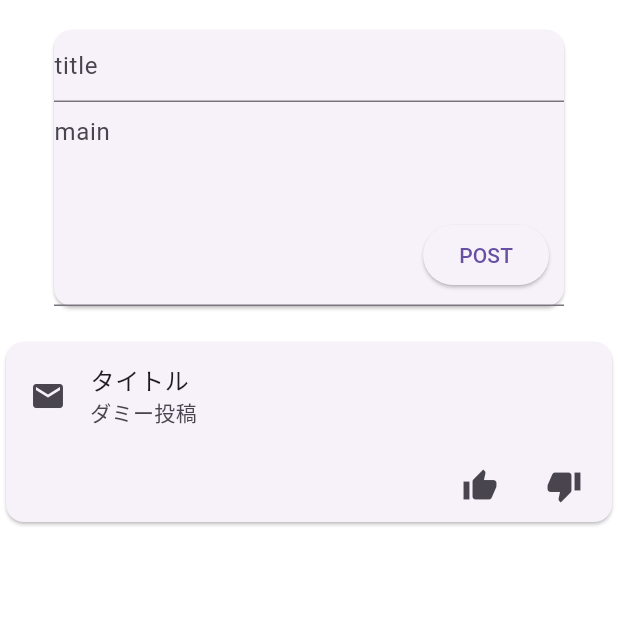
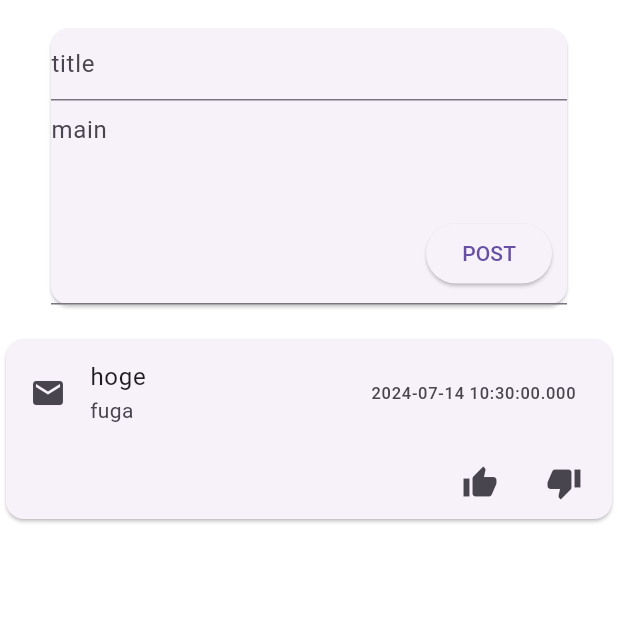
Before and after one commit to ririron/map_app, a Flutter app: the screen it shows after launch, after a tap on "POST", on a phone screen of 412 x 824 dp, the top half of it. Run offline on Flutter 3.47's test engine with Material 3 defaults, Android fonts, the phone set to English and light mode, and no system bars; our stand-ins replace flutter_riverpod, freezed_annotation, riverpod, riverpod_annotation; generated files the repository leaves out were written again.

Commit message:
なんちゃって投稿機能

```diff
--- a/lib/article.dart
+++ b/lib/article_widget.dart
@@ -1,7 +1,10 @@
 import 'package:flutter/material.dart';
+import 'package:map_app/models/article_model.dart';
 
-class Article extends StatelessWidget {
-  const Article({super.key});
+class ArticleWidget extends StatelessWidget {
+  const ArticleWidget({super.key, required this.article});
+
+  final Article article;
 
   @override
   Widget build(BuildContext context) {
@@ -10,10 +13,11 @@ class Article extends StatelessWidget {
         child: Column(
           mainAxisSize: MainAxisSize.min,
           children: <Widget>[
-            const ListTile(
+            ListTile(
               leading: Icon(Icons.mail),
-              title: Text('タイトル'),
-              subtitle: Text('ダミー投稿'),
+              title: Text(article.title),
+              subtitle: Text(article.text),
+              trailing: Text(article.date.toString()),
             ),
             Row(
               mainAxisAlignment: MainAxisAlignment.end,
--- a/lib/main.dart
+++ b/lib/main.dart
@@ -1,22 +1,26 @@
 import 'package:flutter/material.dart';
-import 'package:map_app/article.dart';
+import 'package:flutter_riverpod/flutter_riverpod.dart';
+import 'package:map_app/article_widget.dart';
 import 'package:map_app/post_form.dart';
+import 'package:map_app/timeline.dart';
 
 void main() {
-  runApp(const MainApp());
+  runApp(const ProviderScope(child: MainApp()));
 }
 
-class MainApp extends StatelessWidget {
+class MainApp extends ConsumerWidget {
   const MainApp({super.key});
 
   @override
-  Widget build(BuildContext context) {
-    return const MaterialApp(
+  Widget build(BuildContext context, WidgetRef ref) {
+    return MaterialApp(
       home: Column(
         mainAxisAlignment: MainAxisAlignment.start,
         children: [
-          PostForm(),
-          Article(),
+          const PostForm(),
+          // ref.watch(article)をforで回す
+          for (final article in ref.watch(timelineNotifierProvider))
+            ArticleWidget(article: article),
         ],
       ),
     );
--- /dev/null
+++ b/lib/models/article_model.dart
@@ -0,0 +1,18 @@
+import 'package:freezed_annotation/freezed_annotation.dart';
+
+part "article_model.freezed.dart";
+part 'article_model.g.dart';
+
+@freezed
+class Article with _$Article {
+  const factory Article({
+    required DateTime date,
+    required String title,
+    required String text,
+    required int goodNum,
+    required int badNum,
+  }) = _Article;
+
+  factory Article.fromJson(Map<String, Object?> json) =>
+      _$ArticleFromJson(json);
+}
--- a/lib/post_form.dart
+++ b/lib/post_form.dart
@@ -1,13 +1,17 @@
 import 'package:flutter/material.dart';
+import 'package:map_app/models/article_model.dart';
+import 'package:flutter_riverpod/flutter_riverpod.dart';
+import 'package:map_app/timeline.dart';
+import 'package:riverpod/riverpod.dart';
 
 /// 投稿フォーム
-class PostForm extends StatelessWidget {
+class PostForm extends ConsumerWidget {
   const PostForm({super.key});
 
   @override
-  Widget build(BuildContext context) {
+  Widget build(BuildContext context, WidgetRef ref) {
     return Padding(
-        padding: const EdgeInsets.symmetric(horizontal: 32, vertical: 16),
+        padding: const EdgeInsets.symmetric(horizontal: 30, vertical: 15),
         child: Card(
             child: Column(
           children: [
@@ -26,8 +30,20 @@ class PostForm extends StatelessWidget {
               Positioned(
                 right: 10.0, // 右側に10dpのマージンを設定
                 bottom: 10.0, // 下側に10dpのマージンを設定
-                child:
-                    ElevatedButton(onPressed: () {}, child: const Text("POST")),
+                child: ElevatedButton(
+                    onPressed: () {
+                      final newArticle = Article(
+                          date: DateTime.now(),
+                          title: "hoge",
+                          text: "fuga",
+                          goodNum: 0,
+                          badNum: 0);
+                      // バックエンドにPOSTする
+                      ref
+                          .read(timelineNotifierProvider.notifier)
+                          .addArticle(newArticle);
+                    },
+                    child: const Text("POST")),
               ),
             ]),
           ],
--- /dev/null
+++ b/lib/timeline.dart
@@ -0,0 +1,18 @@
+import 'package:map_app/models/article_model.dart';
+import 'package:riverpod_annotation/riverpod_annotation.dart';
+
+part 'timeline.g.dart';
+
+/// バックエンドができるまでの仮notifier
+
+@riverpod
+class TimelineNotifier extends _$TimelineNotifier {
+  @override
+  List<Article> build() {
+    return [];
+  }
+
+  void addArticle(Article target) {
+    state = [...state, target];
+  }
+}
```
Also changed, not shown: pubspec.yaml (+11 -1 lines), lib/models/article_model.freezed.dart (added), lib/models/article_model.g.dart (added), lib/timeline.g.dart (added), pubspec.lock.
